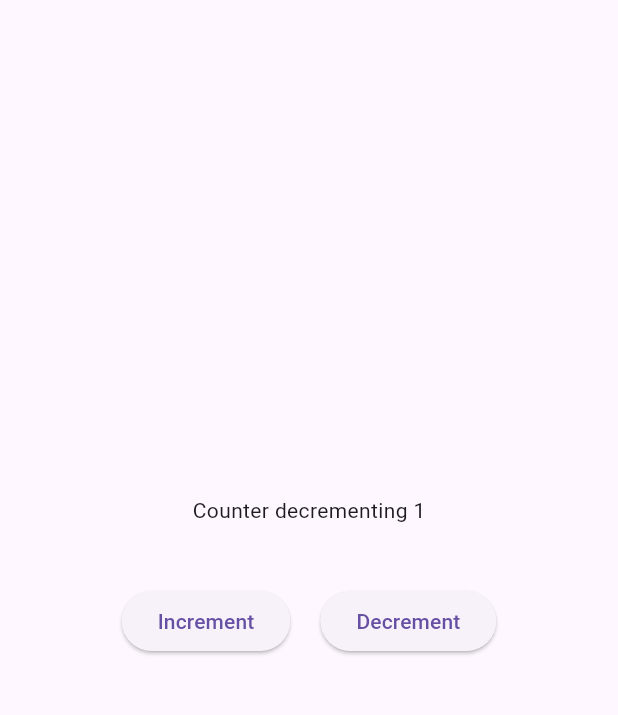
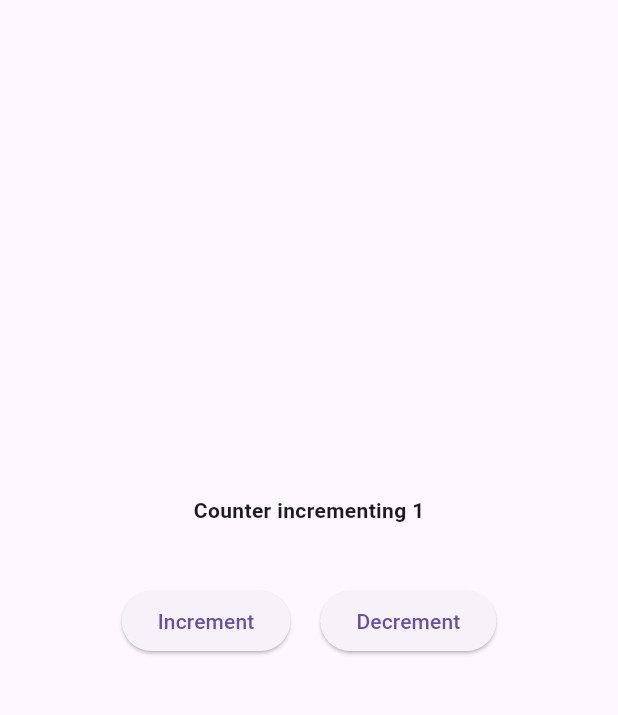
Before and after one commit to Meles-Z/dart_tutorial, a Flutter app: the screen it shows after launch, after a tap on "Increment", on a phone screen of 412 x 824 dp, the part 84-799 px from its top. Run offline on Flutter 3.47's test engine with Material 3 defaults, Android fonts, the phone set to English and light mode, and no system bars.

Commit message:
circular counter done

```diff
--- a/circular_countert/lib/screen/custome_elevated_button.dart
+++ b/circular_countert/lib/screen/custome_elevated_button.dart
@@ -2,10 +2,10 @@ import 'package:flutter/material.dart';
 
 class CustomElevatedButton extends StatelessWidget {
   final String text;
-  final Function() f;
+  final Function() counterController;
   const CustomElevatedButton({super.key,
   required this.text,
-  required this.f,
+  required this.counterController,
   });
 
   @override
@@ -14,7 +14,7 @@ class CustomElevatedButton extends StatelessWidget {
       decoration: const BoxDecoration(
         shape: BoxShape.rectangle
       ),
-      child: ElevatedButton(onPressed: f, child: Text(text)),
+      child: ElevatedButton(onPressed: counterController, child: Text(text)),
     );
   }
 }
--- a/circular_countert/lib/screen/main_screen.dart
+++ b/circular_countert/lib/screen/main_screen.dart
@@ -10,7 +10,7 @@ class MainScreen extends StatefulWidget {
 
 class _MainScreenState extends State<MainScreen>
     with SingleTickerProviderStateMixin {
-  late AnimationController _controller;
+
   int counter=0;
   String stater='';
 
@@ -20,7 +20,7 @@ class _MainScreenState extends State<MainScreen>
     if (counter>10){
       counter=0;
     }
-    stater="Counter decrementing";
+    stater="Counter incrementing";
    });
 
   }
@@ -33,17 +33,6 @@ class _MainScreenState extends State<MainScreen>
     stater="Counter decrementing";
     });
 
-  }
-  @override
-  void initState() {
-    super.initState();
-    _controller = AnimationController(vsync: this);
-  }
-
-  @override
-  void dispose() {
-    _controller.dispose();
-    super.dispose();
   }
 
   @override
@@ -60,14 +49,14 @@ class _MainScreenState extends State<MainScreen>
         child: Column(
           mainAxisAlignment: MainAxisAlignment.center,
           children:  [
-            Text('$stater $counter'),
+            Text('$stater $counter', style: const TextStyle(fontWeight: FontWeight.bold),),
             const SizedBox(height: 40,),
            Row(
             mainAxisAlignment: MainAxisAlignment.center,
             children: [
-               CustomElevatedButton(text: 'Increment', f: increment),
+               CustomElevatedButton(text: 'Increment', counterController: increment),
                const SizedBox(width: 20),
-               CustomElevatedButton(text: 'Decrement', f: decrement)
+               CustomElevatedButton(text: 'Decrement', counterController: decrement)
             ],
            )
           ],
```
